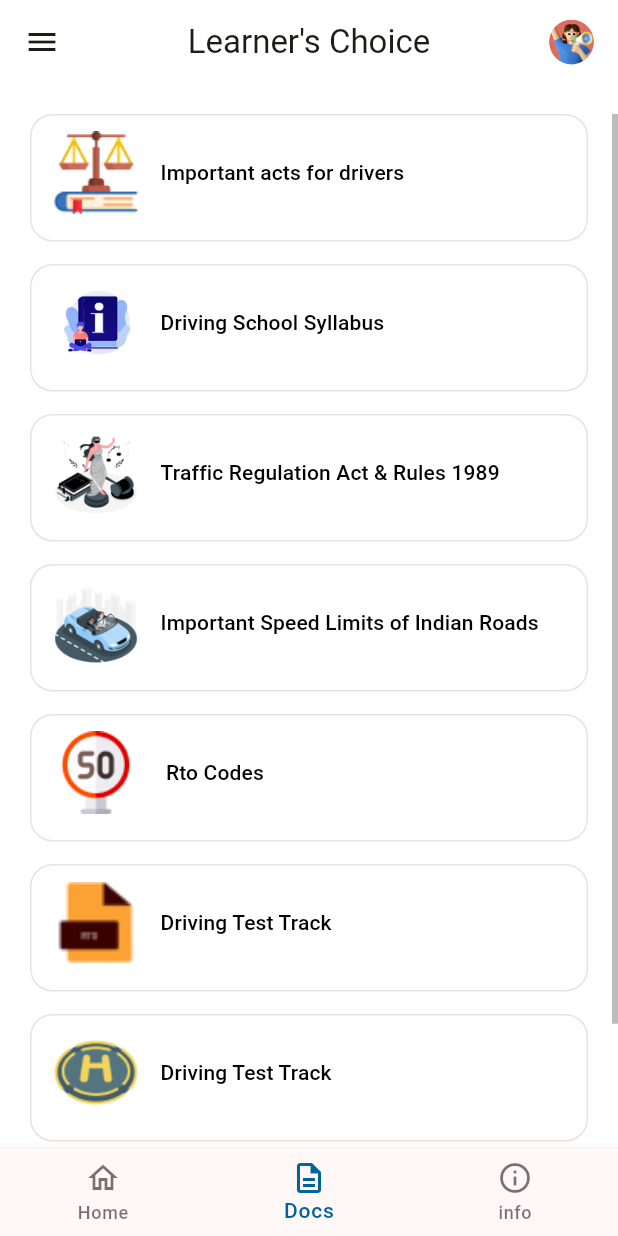
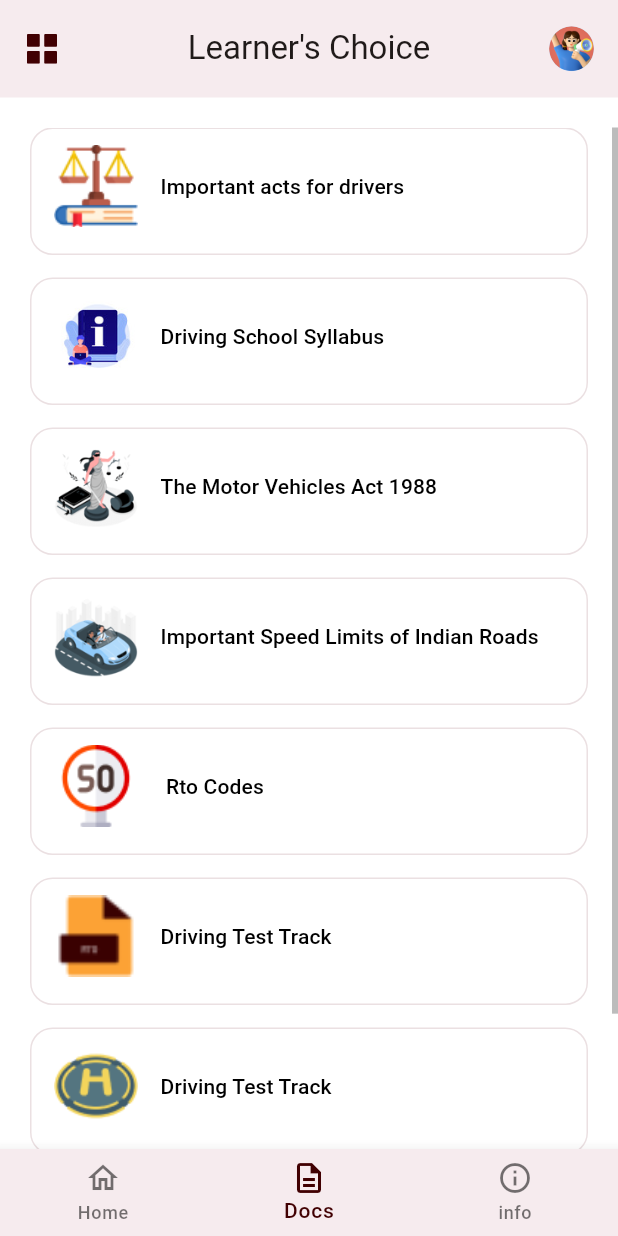
Before and after one commit to sacrilegioushero220/Learners-Choice-App, a Flutter app: the Home screen opened directly, item 2 of the bottom bar chosen, on a phone screen of 412 x 824 dp. Run offline on Flutter 3.47's test engine with Material 3 defaults, Android fonts, the phone set to English and light mode, and no system bars; our stand-ins replace cached_network_image, cloud_firestore, equatable, firebase_core, flutter_bloc, flutter_cache_manager and 4 more; missing offline and left inert: pdfx, syncfusion_flutter_pdfviewer; accounts and stored records are empty; statements that could not run were skipped.

Commit message:
mades some UI styling changes

```diff
--- a/lib/Presentation/home/home.dart
+++ b/lib/Presentation/home/home.dart
@@ -39,9 +39,7 @@ class _HomeState extends State<Home> {
 
   PreferredSizeWidget? _selectWhichAppBar(BuildContext context) {
     if (_selectedIndex == 2) {
-      return AppBar(
-        backgroundColor: Colors.transparent,
-      );
+      return null;
     } else {
       return customAppBar(context);
     }
@@ -60,13 +58,13 @@ class _HomeState extends State<Home> {
           exit(0);
         }
       },
-      child: SafeArea(
       child: Scaffold(
         backgroundColor: context.onPrimary,
         body: screens[_selectedIndex],
         appBar: _selectWhichAppBar(context),
         bottomNavigationBar: BottomNavigationBar(
-            backgroundColor: context.surfaceVariant,
+          selectedItemColor: const Color(0xFF410002),
+          backgroundColor: const Color(0xFFF6EBEE),
           items: const [
             BottomNavigationBarItem(
               icon: Icon(
@@ -87,7 +85,6 @@ class _HomeState extends State<Home> {
           onTap: _onItemTapped,
         ),
       ),
-      ),
     );
   }
 }
--- a/lib/Presentation/home/info_screen.dart
+++ b/lib/Presentation/home/info_screen.dart
@@ -19,6 +19,9 @@ class InfoScreen extends StatelessWidget {
           ),
           child: Column(
             children: [
+              const Spacer(
+                flex: 2,
+              ),
               BuildImageWidget(
                 width: 500,
                 height: 150,
@@ -26,7 +29,7 @@ class InfoScreen extends StatelessWidget {
               ),
               //
               const BuildAboutDescriptionCard(),
-              const SizedBox(height: 30),
+              const Spacer(),
               BuildInfoTileCard(
                 mailTap: () async {
                   final Uri url =
--- a/lib/core/constants/text.dart
+++ b/lib/core/constants/text.dart
@@ -56,7 +56,7 @@ String hTrackIconPath = "assets/Images/docsscreen/Htrack.png";
 
 String docTilelabel1 = "Tips for Beginner Drivers";
 String docTilelabel2 = "Driving School Syllabus";
-String docTilelabel3 = "Traffic Regulation Act & Rules 1989";
+String docTilelabel3 = "The Motor Vehicles Act 1988";
 String docTilelabel4 = "Important Speed Limits of Indian Roads";
 String docTilelabel5 = " Rto Codes";
 String docTilelabel6 = "Driving Test Track";
--- a/lib/core/widgets/custom_app_bar.dart
+++ b/lib/core/widgets/custom_app_bar.dart
@@ -2,6 +2,7 @@ import 'dart:io';
 
 import 'package:flutter/material.dart';
 import 'package:flutter_bloc/flutter_bloc.dart';
+import 'package:flutter_svg/svg.dart';
 import 'package:learners_choice_app/core/blocs/cubit/localStorageCubit/local_storage_cubit.dart';
 import 'package:learners_choice_app/core/constants/text.dart';
 import 'package:learners_choice_app/core/extensions/color_extention.dart';
@@ -9,12 +10,22 @@ import 'package:learners_choice_app/core/widgets/show_profile_dialog.dart';
 
 PreferredSizeWidget customAppBar(BuildContext context,
     {String customAppBarTitle = "Learner's Choice"}) {
-  return AppBar(
-    elevation: 0,
+  return PreferredSize(
+    preferredSize: const Size.fromHeight(65.0),
+    child: AppBar(
+      //elevation: 1,
       scrolledUnderElevation: 0,
-    backgroundColor: context.onPrimary,
+      toolbarHeight: 70,
+      backgroundColor: const Color(0xFFF6EBEE),
       leading: Builder(builder: (BuildContext context) {
-      return const Icon(Icons.menu);
+        return Padding(
+          padding: const EdgeInsets.all(18),
+          child: SvgPicture.asset(
+            "assets/snack_bar.svg",
+            // ignore: deprecated_member_use
+            color: const Color(0xFF410002),
+          ),
+        );
       }),
       title: Text(customAppBarTitle),
       centerTitle: true,
@@ -52,5 +63,6 @@ PreferredSizeWidget customAppBar(BuildContext context,
           ),
         ),
       ],
+    ),
   );
 }
--- a/pubspec.yaml
+++ b/pubspec.yaml
@@ -17,10 +17,12 @@ dependencies:
   flutter_bloc: ^8.1.6
   flutter_cache_manager: ^3.3.2
 
+  flutter_svg: ^2.0.10+1
   google_fonts: ^6.1.0
   image_picker: ^1.1.0
   pdfx: ^2.6.0
   shared_preferences: ^2.2.3
+  syncfusion_flutter_pdfviewer: ^26.1.41
   url_launcher: ^6.3.0
 
 dev_dependencies:
@@ -49,3 +51,5 @@ flutter:
     - assets/actsData.json
     - assets/filtered_questions_with_images.json
     - assets/pdf/DrivingSyllabus.pdf
+    - assets/pdf/CMV.pdf
+    - assets/snack_bar.svg
```
Also changed, not shown: lib/Presentation/home/docs_screen.dart (+15 -1 lines), lib/Presentation/home/pdf_screen.dart (+9 -13 lines), lib/Presentation/home/sync_pdf_screen.dart (added, +131 -0 lines), assets/snack_bar.svg (added), pubspec.lock, 2 other files. Lines whose indentation alone changed are shown as unchanged.
